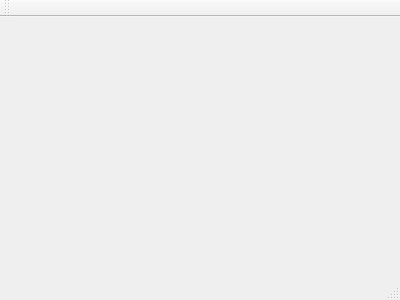
Old version of the form NetworkCreator/mainwindow.ui in the repository lnikon/NetworkCreator.
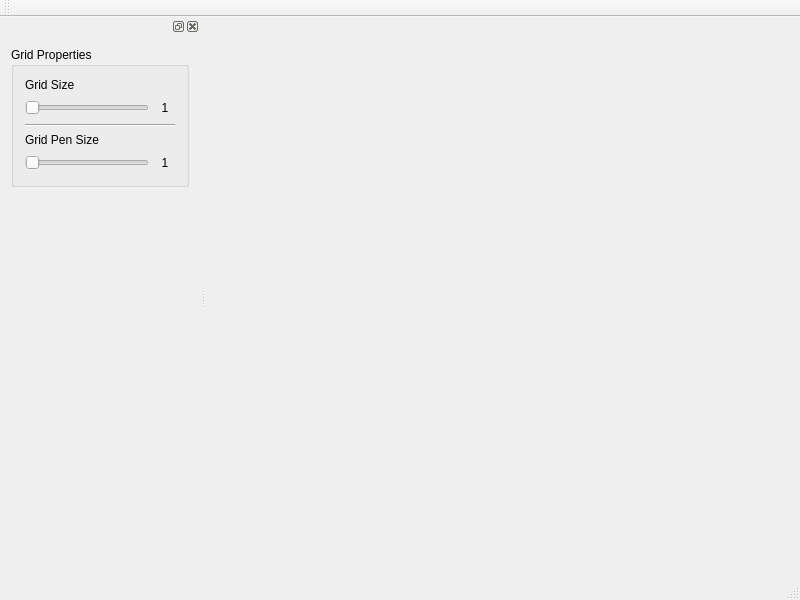
New version of the form.

Commit message: made grid configurable from gui

The edit to the form file:
```diff
--- a/NetworkCreator/mainwindow.ui
+++ b/NetworkCreator/mainwindow.ui
@@ -1,24 +1,175 @@
 <ui version="4.0">
  <class>MainWindow</class>
- <widget class="QMainWindow" name="MainWindow" >
-  <property name="geometry" >
+ <widget class="QMainWindow" name="MainWindow">
+  <property name="geometry">
    <rect>
     <x>0</x>
     <y>0</y>
-    <width>400</width>
-    <height>300</height>
+    <width>800</width>
+    <height>600</height>
    </rect>
   </property>
   <property name="windowTitle" >
    <string>MainWindow</string>
   </property>
-  <widget class="QMenuBar" name="menuBar" />
-  <widget class="QToolBar" name="mainToolBar" />
-  <widget class="QWidget" name="centralWidget" />
-  <widget class="QStatusBar" name="statusBar" />
+  <widget class="QWidget" name="centralWidget">
+   <layout class="QVBoxLayout" name="verticalLayout_5">
+    <item>
+     <layout class="QGridLayout" name="graphWidgetGridLayout"/>
+    </item>
+   </layout>
+  </widget>
+  <widget class="QMenuBar" name="menuBar">
+   <property name="geometry">
+    <rect>
+     <x>0</x>
+     <y>0</y>
+     <width>800</width>
+     <height>30</height>
+    </rect>
+   </property>
+  </widget>
+  <widget class="QToolBar" name="mainToolBar">
+   <attribute name="toolBarArea">
+    <enum>TopToolBarArea</enum>
+   </attribute>
+   <attribute name="toolBarBreak">
+    <bool>false</bool>
+   </attribute>
+  </widget>
+  <widget class="QStatusBar" name="statusBar"/>
+  <widget class="QDockWidget" name="dockWidget_2">
+   <property name="minimumSize">
+    <size>
+     <width>200</width>
+     <height>201</height>
+    </size>
+   </property>
+   <attribute name="dockWidgetArea">
+    <number>1</number>
+   </attribute>
+   <widget class="QWidget" name="dockWidgetContents_2">
+    <layout class="QVBoxLayout" name="verticalLayout_2">
+     <item>
+      <widget class="QGroupBox" name="gridPropertiesGroupBox">
+       <property name="title">
+        <string>Grid Properties</string>
+       </property>
+       <layout class="QVBoxLayout" name="verticalLayout">
+        <item>
+         <widget class="QLabel" name="gridSizeProperty">
+          <property name="text">
+           <string>Grid Size</string>
+          </property>
+         </widget>
+        </item>
+        <item>
+         <layout class="QHBoxLayout" name="horizontalLayout_2">
+          <item>
+           <widget class="QSlider" name="gridSizeSlider">
+            <property name="orientation">
+             <enum>Qt::Horizontal</enum>
+            </property>
+           </widget>
+          </item>
+          <item>
+           <widget class="QLabel" name="gridSizeLabel">
+            <property name="minimumSize">
+             <size>
+              <width>20</width>
+              <height>20</height>
+             </size>
+            </property>
+            <property name="maximumSize">
+             <size>
+              <width>20</width>
+              <height>20</height>
+             </size>
+            </property>
+            <property name="text">
+             <string>1</string>
+            </property>
+            <property name="alignment">
+             <set>Qt::AlignCenter</set>
+            </property>
+           </widget>
+          </item>
+         </layout>
+        </item>
+        <item>
+         <widget class="Line" name="line">
+          <property name="orientation">
+           <enum>Qt::Horizontal</enum>
+          </property>
+         </widget>
+        </item>
+        <item>
+         <widget class="QLabel" name="gridPenSizeProperty">
+          <property name="text">
+           <string>Grid Pen Size</string>
+          </property>
+         </widget>
+        </item>
+        <item>
+         <layout class="QHBoxLayout" name="horizontalLayout_3">
+          <item>
+           <widget class="QSlider" name="gridPenSizeSlider">
+            <property name="minimum">
+             <number>1</number>
+            </property>
+            <property name="orientation">
+             <enum>Qt::Horizontal</enum>
+            </property>
+            <property name="invertedControls">
+             <bool>false</bool>
+            </property>
+           </widget>
+          </item>
+          <item>
+           <widget class="QLabel" name="gridPenSizeLabel">
+            <property name="minimumSize">
+             <size>
+              <width>20</width>
+              <height>20</height>
+             </size>
+            </property>
+            <property name="maximumSize">
+             <size>
+              <width>20</width>
+              <height>20</height>
+             </size>
+            </property>
+            <property name="text">
+             <string>1</string>
+            </property>
+            <property name="alignment">
+             <set>Qt::AlignCenter</set>
+            </property>
+           </widget>
+          </item>
+         </layout>
+        </item>
+       </layout>
+      </widget>
+     </item>
+     <item>
+      <spacer name="verticalSpacer">
+       <property name="orientation">
+        <enum>Qt::Vertical</enum>
+       </property>
+       <property name="sizeHint" stdset="0">
+        <size>
+         <width>20</width>
+         <height>331</height>
+        </size>
+       </property>
+      </spacer>
+     </item>
+    </layout>
+   </widget>
+  </widget>
  </widget>
- <layoutDefault spacing="6" margin="11" />
- <pixmapfunction></pixmapfunction>
+ <layoutdefault spacing="6" margin="11"/>
  <resources/>
  <connections/>
 </ui>
```
Left out of the diff: 3 changed lines with no effect on the pictures. The commit also changes 6 other files.
